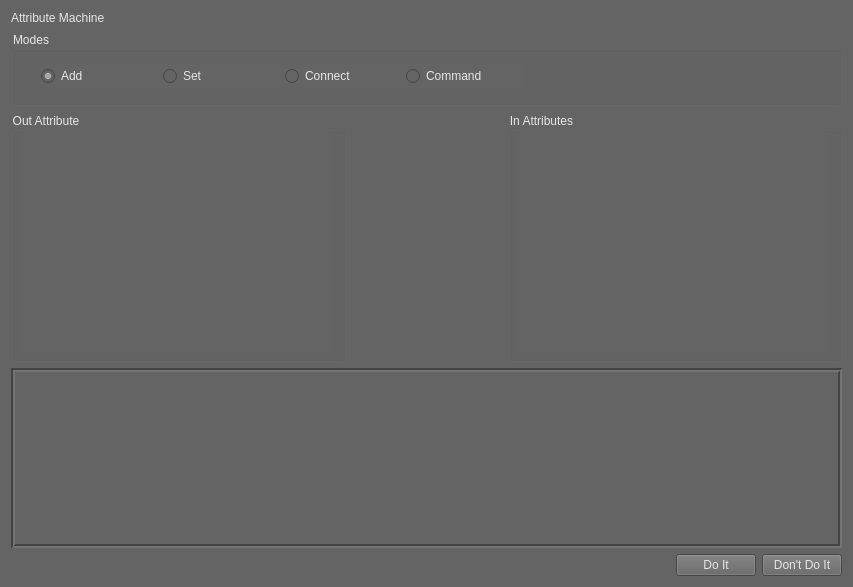
This is Python/Maya/RiggingTools/attribute_machine/ui/attribute_machine_ui.ui in SleepDeprivedVFX/t_sheets_listener as Qt 5 draws it before an edit. The edited form follows.
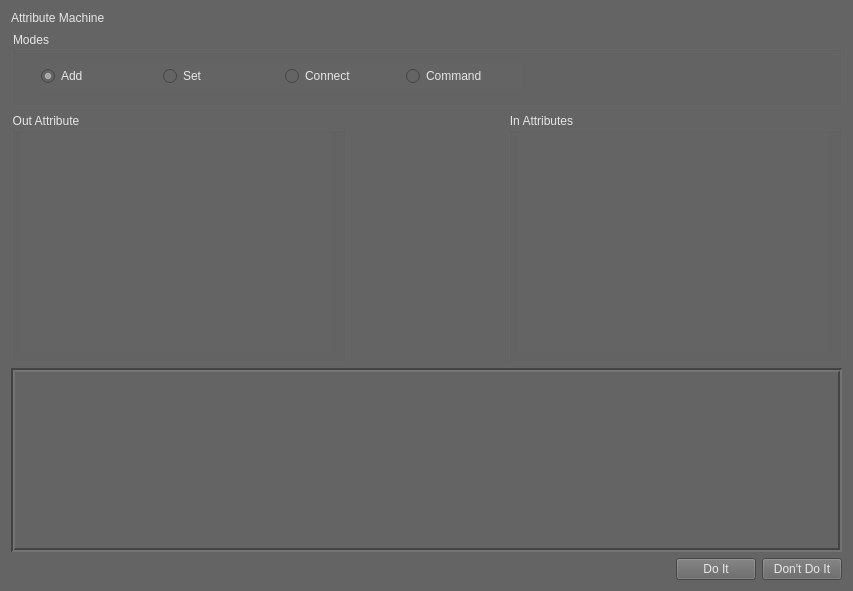
This is the edited form.

Commit message: Got the UI to show up finally.

Patch:
```diff
--- a/Python/Maya/RiggingTools/attribute_machine/ui/attribute_machine_ui.ui
+++ b/Python/Maya/RiggingTools/attribute_machine/ui/attribute_machine_ui.ui
@@ -7,7 +7,7 @@
     <x>0</x>
     <y>0</y>
     <width>853</width>
-    <height>587</height>
+    <height>591</height>
    </rect>
   </property>
   <property name="windowTitle">
```
The commit also changes 2 other files.
